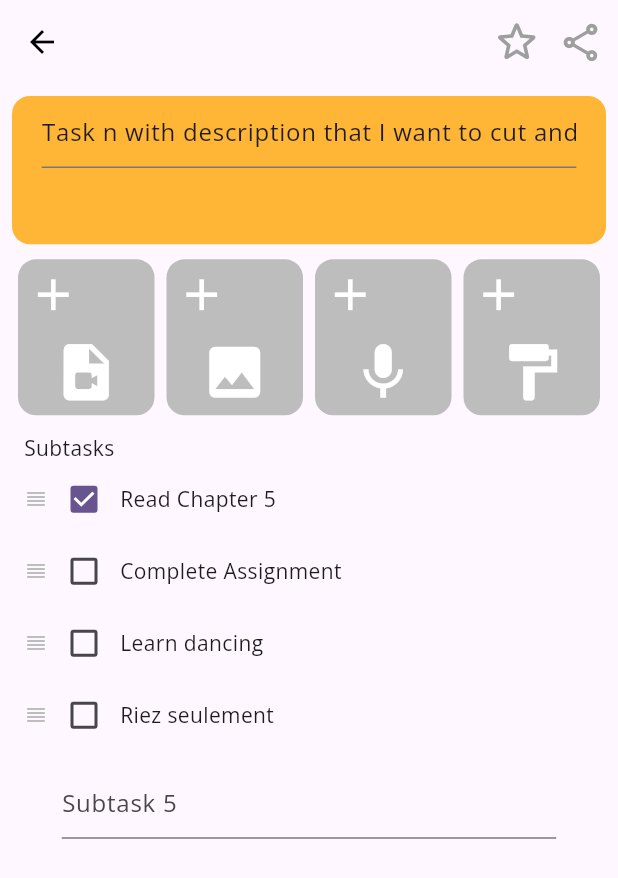
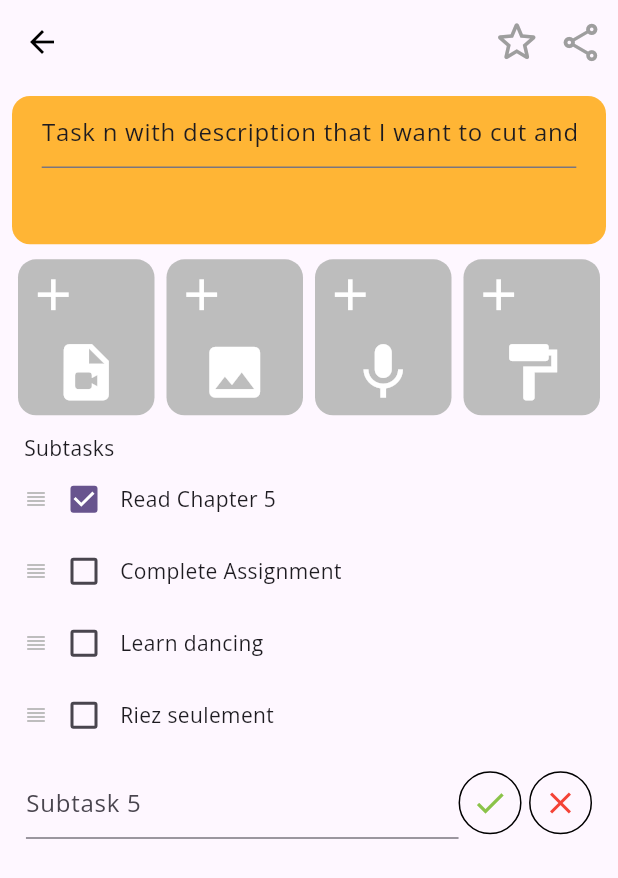
Before and after one commit to Hallcoder/znotes, a Flutter app: the NoteCreationPage screen opened by its route, on a phone screen of 412 x 824 dp. Shown: the top 878 px of the screen. Run offline on Flutter 3.47's test engine with Material 3 defaults, Android fonts, the phone set to English and light mode, and no system bars; our stand-ins replace audioplayers, auto_route, fluttertoast, video_player; missing offline and left inert: clipboard.

Commit message:
[feat]:adding subtasks now working

```diff
--- a/lib/components/NoteCreationPage/AddSubtaskTextField.dart
+++ b/lib/components/NoteCreationPage/AddSubtaskTextField.dart
@@ -13,7 +13,6 @@ class AddSubtaskTextField extends StatefulWidget {
 }
 
 class _AddSubtaskTextFieldState extends State<AddSubtaskTextField> {
-  bool isAddingTask = false;
   Subtask st = Subtask(title: "", checked: false);
 
   @override
@@ -24,26 +23,32 @@ class _AddSubtaskTextFieldState extends State<AddSubtaskTextField> {
     return Container(
       margin: const EdgeInsets.all(8.0),
       child: Row(mainAxisAlignment: MainAxisAlignment.center, children: [
-        isAddingTask
-            ? Icon(Icons.reorder_rounded, size: 16.0, color: Colors.grey[400])
-            : const SizedBox(),
-        isAddingTask
-            ? Checkbox(
-                value: st?.checked ?? false, onChanged: (bool? value) {})
-            : const SizedBox(),
         SizedBox(
-          width: MediaQuery.of(context).size.width * 0.80,
+          width: MediaQuery.of(context).size.width * 0.70,
           child: TextField(
             decoration: InputDecoration(
                 hintText: "Subtask ${note.subtasks.length + 1}"),
-            onTapOutside: (e) {
-              setState(() {
-                isAddingTask = false;
-              });
-            },
             controller: textEditingController,
           ),
         ),
+        GestureDetector(
+          onTap: (){
+            noteCreationProvider.addSubTask(Subtask(title: textEditingController.text,checked: false));
+          },
+          child: Container(
+              padding: const EdgeInsets.all(8.0),
+              decoration: BoxDecoration(
+                  shape: BoxShape.circle, border: Border.all(width: 1.0)),
+              child: const Icon(Icons.check, color: Colors.lightGreen)),
+        ),
+        const SizedBox(width: 5.0),
+        GestureDetector(
+          child: Container(
+              padding: const EdgeInsets.all(8.0),
+              decoration: BoxDecoration(
+                  shape: BoxShape.circle, border: Border.all(width: 1.0)),
+              child: const Icon(Icons.close, color: Colors.red)),
+        )
       ]),
     );
   }
```
